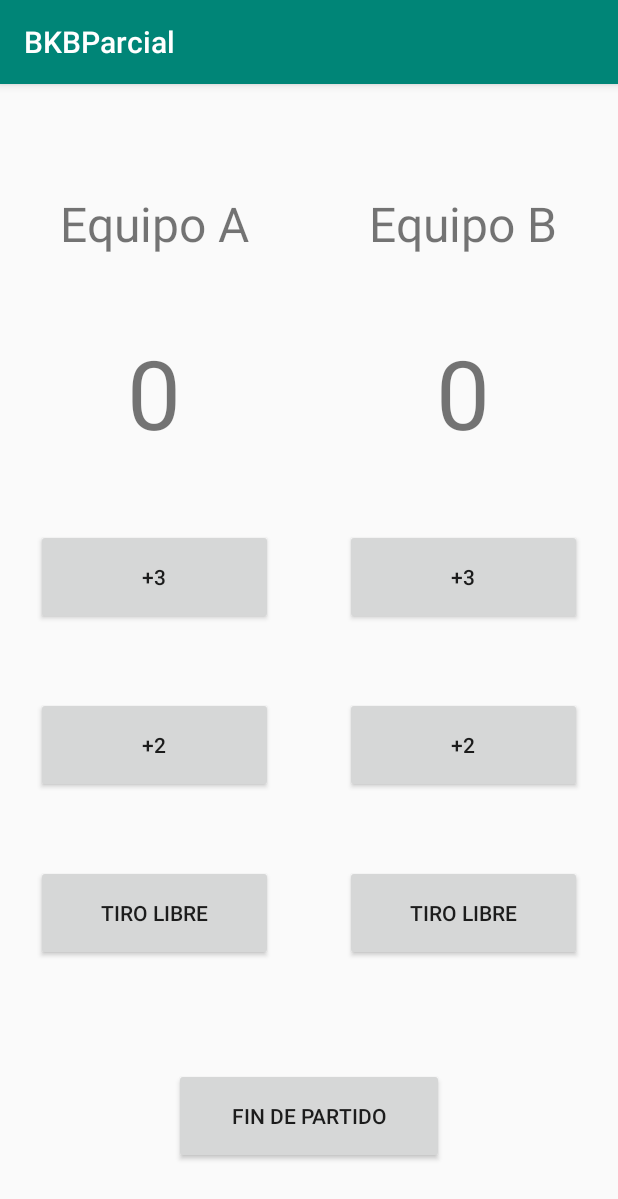
After one commit to Xavizardon/BKBParcial, an Android app: the TCounterActivity screen opened directly, with no data from a screen before it, on a phone screen of 412 x 824 dp. The commit adds this screen. Shown: the top 1199 px of the screen. Run offline under Robolectric (Android 15) with nearby library versions, the phone set to English and light mode, and no system bars.

Commit message:
Counter Activity done

```diff
--- a/app/build.gradle
+++ b/app/build.gradle
@@ -24,7 +24,7 @@ android {
 
 dependencies {
     implementation fileTree(dir: 'libs', include: ['*.jar'])
-    implementation"org.jetbrains.kotlin:kotlin-stdlib-jdk7:$kotlin_version"
+    implementation "org.jetbrains.kotlin:kotlin-stdlib-jdk7:$kotlin_version"
     implementation 'androidx.appcompat:appcompat:1.0.2'
     implementation 'androidx.core:core-ktx:1.0.2'
     implementation 'androidx.constraintlayout:constraintlayout:1.1.3'
--- a/app/src/main/AndroidManifest.xml
+++ b/app/src/main/AndroidManifest.xml
@@ -9,6 +9,8 @@
             android:roundIcon="@mipmap/ic_launcher_round"
             android:supportsRtl="true"
             android:theme="@style/AppTheme">
+        <activity android:name=".TCounterActivity">
+        </activity>
         <activity android:name=".MainActivity">
             <intent-filter>
                 <action android:name="android.intent.action.MAIN"/>
--- /dev/null
+++ b/app/src/main/java/com/example/bkbparcial/TCounterActivity.kt
@@ -0,0 +1,12 @@
+package com.example.bkbparcial
+
+import androidx.appcompat.app.AppCompatActivity
+import android.os.Bundle
+
+class TCounterActivity : AppCompatActivity() {
+
+    override fun onCreate(savedInstanceState: Bundle?) {
+        super.onCreate(savedInstanceState)
+        setContentView(R.layout.activity_tcounter)
+    }
+}
--- /dev/null
+++ b/app/src/main/res/layout/activity_tcounter.xml
@@ -0,0 +1,138 @@
+<?xml version="1.0" encoding="utf-8"?>
+<LinearLayout
+		xmlns:android="http://schemas.android.com/apk/res/android"
+		xmlns:tools="http://schemas.android.com/tools"
+		android:layout_width="match_parent"
+		android:layout_height="match_parent"
+		tools:context=".TCounterActivity"
+		android:orientation="vertical"
+		>
+
+	<LinearLayout
+			android:layout_width="match_parent"
+			android:layout_height="0dp"
+			android:layout_weight="1"
+			>
+		<LinearLayout
+				android:layout_width="match_parent"
+				android:layout_height="wrap_content"
+				android:layout_weight="1"
+				android:orientation="vertical"
+				android:layout_gravity="center"
+				android:gravity="center">
+
+			<TextView
+					android:id="@+id/tv_muestra_teamA"
+					android:layout_width="wrap_content"
+					android:layout_height="wrap_content"
+					android:text="@string/tv_equipo_a"
+					android:layout_marginVertical="@dimen/big_pad"
+					android:textSize="@dimen/big_text"
+					/>
+
+			<TextView
+					android:id="@+id/tv_teamA_score"
+					android:layout_width="wrap_content"
+					android:layout_height="wrap_content"
+					android:text="@string/tv_counter_default"
+					android:layout_marginBottom="@dimen/medium_padd"
+					android:textSize="64sp"
+					/>
+
+			<Button
+					android:id="@+id/btn_plus3A"
+					android:layout_width="match_parent"
+					android:layout_height="@dimen/btn_score_size"
+					android:text="@string/_plus3"
+					android:layout_margin="@dimen/medium_padd"
+					/>
+
+			<Button
+					android:id="@+id/btn_plus2A"
+					android:layout_width="match_parent"
+					android:layout_height="@dimen/btn_score_size"
+					android:text="@string/_plus2"
+					android:layout_margin="@dimen/medium_padd"
+					/>
+
+			<Button
+					android:id="@+id/btn_FreeThrowA"
+					android:layout_width="match_parent"
+					android:layout_height="@dimen/btn_score_size"
+					android:text="@string/btn_freethrow"
+					android:layout_margin="@dimen/medium_padd"
+					/>
+
+		</LinearLayout>
+
+		<LinearLayout
+				android:layout_width="match_parent"
+				android:layout_height="wrap_content"
+				android:layout_weight="1"
+				android:orientation="vertical"
+				android:layout_gravity="center"
+				android:gravity="center">
+
+			<TextView
+					android:id="@+id/tv_muestra_teamB"
+					android:layout_width="wrap_content"
+					android:layout_height="wrap_content"
+					android:text="@string/tv_equipo_b"
+					android:layout_marginVertical="@dimen/big_pad"
+					android:textSize="@dimen/big_text"
+					/>
+
+			<TextView
+					android:id="@+id/tv_teamB_score"
+					android:layout_width="wrap_content"
+					android:layout_height="wrap_content"
+					android:text="@string/tv_counter_default"
+					android:layout_marginBottom="@dimen/medium_padd"
+					android:textSize="64sp"
+					/>
+
+			<Button
+					android:id="@+id/btn_plus3B"
+					android:layout_width="match_parent"
+					android:layout_height="@dimen/btn_score_size"
+					android:text="@string/_plus3"
+					android:layout_margin="@dimen/medium_padd"
+					/>
+
+			<Button
+					android:id="@+id/btn_plus2B"
+					android:layout_width="match_parent"
+					android:layout_height="@dimen/btn_score_size"
+					android:text="@string/_plus2"
+					android:layout_margin="@dimen/medium_padd"
+					/>
+
+			<Button
+					android:id="@+id/btn_FreeThrowB"
+					android:layout_width="match_parent"
+					android:layout_height="@dimen/btn_score_size"
+					android:text="@string/btn_freethrow"
+					android:layout_margin="@dimen/medium_padd"
+					/>
+
+		</LinearLayout>
+
+	</LinearLayout>
+
+	<LinearLayout
+			android:layout_width="match_parent"
+			android:layout_height="wrap_content"
+			android:gravity="center"
+			android:layout_marginBottom="@dimen/medium_padd"
+			>
+		<Button
+				android:id="@+id/btn_Finish"
+				android:layout_width="@dimen/btn_hori_finish"
+				android:layout_height="@dimen/btn_score_size"
+				android:layout_marginVertical="@dimen/medium_padd"
+				android:text="@string/btn_fin_de_partido"
+				/>
+
+	</LinearLayout>
+
+</LinearLayout>
--- a/app/src/main/res/values/dimens.xml
+++ b/app/src/main/res/values/dimens.xml
@@ -6,4 +6,6 @@
 	<dimen name="weight_dps">0dp</dimen>
 	<dimen name="medium_text">24sp</dimen>
 	<dimen name="medium_btn">180dp</dimen>
+	<dimen name="btn_score_size">64dp</dimen>
+	<dimen name="btn_hori_finish">180dp</dimen>
 </resources>
--- a/app/src/main/res/values/strings.xml
+++ b/app/src/main/res/values/strings.xml
@@ -1,9 +1,14 @@
 <resources>
-    <string name="app_name">BKBParcial</string>
+	<string name="app_name">BKBParcial</string>
 	<string name="tv_bkb_counter">BKB COUNTER</string>
 	<string name="hint_ingrese_nombre">Ingrese nombre</string>
 	<string name="tv_equipo_b">Equipo B</string>
 	<string name="tv_equipo_a">Equipo A</string>
 	<string name="btn_ver_scores_anteriores">VER SCORES ANTERIORES</string>
 	<string name="btn_start">START</string>
+	<string name="btn_freethrow">Tiro Libre</string>
+	<string name="_plus2">+2</string>
+	<string name="_plus3">+3</string>
+	<string name="tv_counter_default">0</string>
+	<string name="btn_fin_de_partido">FIN DE PARTIDO</string>
 </resources>
```
